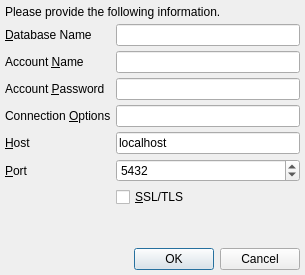
Before: the Qt Designer form branches/trunk/UI/spot-on-postgresql-connect.ui in textbrowser/spot-on, drawn with Qt 5.
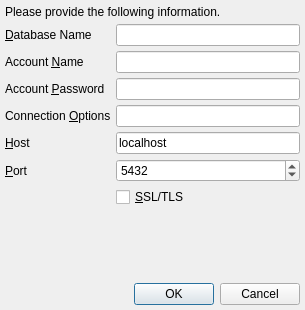
After: the same form once the commit is applied. Icons and pictures are not drawn.

```diff
--- a/branches/trunk/UI/spot-on-postgresql-connect.ui
+++ b/branches/trunk/UI/spot-on-postgresql-connect.ui
@@ -7,7 +7,7 @@
     <x>0</x>
     <y>0</y>
     <width>305</width>
-    <height>275</height>
+    <height>310</height>
    </rect>
   </property>
   <property name="windowIcon">
```
Left out of the diff: 11 changed lines with no effect on the pictures.
